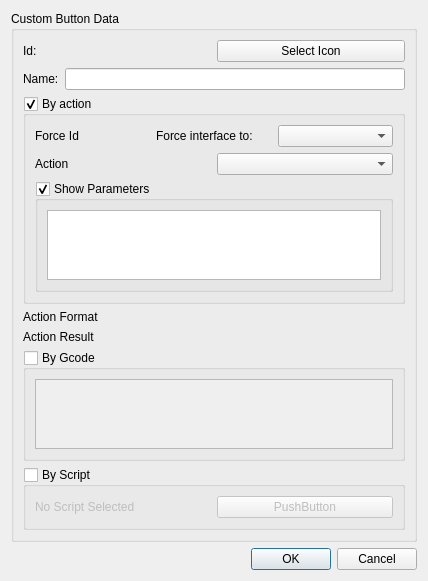
fedetony/GUI_XYZ_GImage, file GuiXYZ_VariableButtonDataDialog.ui: the form before one commit.
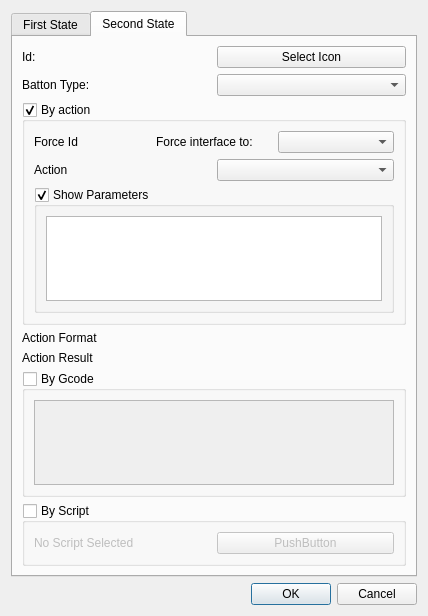
The form after the commit. The open tabs and pages were chosen to show the change. Icons and pictures are not drawn.

Commit message: Added line to line streaming. Added Highlighting and color changing of plaintextedit for selected to stream lines. Added exit state for no reads which was blocking the stream. Added type 2 streaming with no waits. (Still has a small wait delay if buffer is full and steps are extremely short) will continue after serial response or timeout, but looks like the Grbl holds the serial response after movements are processed. Corrected stream stoping after text buffer empty instead of file size achieved. tested 100000 lines 8:30h in a row. :D working fine!

Patch:
```diff
--- a/GuiXYZ_VariableButtonDataDialog.ui
+++ b/GuiXYZ_VariableButtonDataDialog.ui
@@ -7,7 +7,7 @@
     <x>0</x>
     <y>0</y>
     <width>428</width>
-    <height>471</height>
+    <height>586</height>
    </rect>
   </property>
   <property name="windowTitle">
@@ -15,12 +15,16 @@
   </property>
   <layout class="QVBoxLayout" name="verticalLayout">
    <item>
-    <widget class="QGroupBox" name="groupBox_VBDF">
-     <property name="title">
-      <string>Custom Button Data</string>
+    <widget class="QTabWidget" name="tabWidget_VBDF">
+     <property name="currentIndex">
+      <number>0</number>
      </property>
-     <layout class="QGridLayout" name="gridLayout">
-      <item row="0" column="0">
+     <widget class="QWidget" name="tabWidget_VBDFPage1" native="true">
+      <attribute name="title">
+       <string>First State</string>
+      </attribute>
+      <layout class="QVBoxLayout" name="verticalLayout_6">
+       <item>
        <layout class="QHBoxLayout" name="horizontalLayout_4">
         <item>
          <widget class="QLabel" name="label_VBDD_id">
@@ -42,7 +46,21 @@
         </item>
        </layout>
       </item>
-      <item row="1" column="0">
+       <item>
+        <layout class="QHBoxLayout" name="horizontalLayout_7">
+         <item>
+          <widget class="QLabel" name="label_VBDD_batton_type">
+           <property name="text">
+            <string>Batton Type:</string>
+           </property>
+          </widget>
+         </item>
+         <item>
+          <widget class="QComboBox" name="comboBox_VBDD_batton_type"/>
+         </item>
+        </layout>
+       </item>
+       <item>
        <layout class="QHBoxLayout" name="horizontalLayout">
         <item>
          <widget class="QLabel" name="label_VBDD_Name">
@@ -56,82 +74,7 @@
         </item>
        </layout>
       </item>
-      <item row="3" column="0">
-       <layout class="QVBoxLayout" name="verticalLayout_2">
         <item>
-         <widget class="QLabel" name="label_VBDD_Format">
-          <property name="text">
-           <string>Action Format</string>
-          </property>
-         </widget>
-        </item>
-        <item>
-         <widget class="QLabel" name="label_VBDD_Result">
-          <property name="text">
-           <string>Action Result</string>
-          </property>
-         </widget>
-        </item>
-       </layout>
-      </item>
-      <item row="5" column="0" rowspan="2">
-       <widget class="QGroupBox" name="groupBox_VBDD_byScript">
-        <property name="toolTip">
-         <string>To send script no action and no Gcode must be present.</string>
-        </property>
-        <property name="title">
-         <string>By Script</string>
-        </property>
-        <property name="checkable">
-         <bool>true</bool>
-        </property>
-        <property name="checked">
-         <bool>false</bool>
-        </property>
-        <layout class="QHBoxLayout" name="horizontalLayout_5">
-         <item>
-          <widget class="QLabel" name="label_VBDD_Script">
-           <property name="text">
-            <string>No Script Selected</string>
-           </property>
-          </widget>
-         </item>
-         <item>
-          <widget class="QPushButton" name="pushButton_VBDD_Script">
-           <property name="text">
-            <string>PushButton</string>
-           </property>
-           <property name="icon">
-            <iconset>
-             <normaloff>img/Document-icon.png</normaloff>img/Document-icon.png</iconset>
-           </property>
-          </widget>
-         </item>
-        </layout>
-       </widget>
-      </item>
-      <item row="4" column="0">
-       <widget class="QGroupBox" name="groupBox_VBDD_byGcode">
-        <property name="toolTip">
-         <string>To send Gcode no action has to be selected.</string>
-        </property>
-        <property name="title">
-         <string>By Gcode</string>
-        </property>
-        <property name="checkable">
-         <bool>true</bool>
-        </property>
-        <property name="checked">
-         <bool>false</bool>
-        </property>
-        <layout class="QVBoxLayout" name="verticalLayout_3">
-         <item>
-          <widget class="QPlainTextEdit" name="plainTextEdit_VBDD_Gcode"/>
-         </item>
-        </layout>
-       </widget>
-      </item>
-      <item row="2" column="0">
        <widget class="QGroupBox" name="groupBox_VBDD_byaction">
         <property name="title">
          <string>By action</string>
@@ -193,7 +136,263 @@
         </layout>
        </widget>
       </item>
-     </layout>
+       <item>
+        <layout class="QVBoxLayout" name="verticalLayout_2">
+         <item>
+          <widget class="QLabel" name="label_VBDD_Format">
+           <property name="text">
+            <string>Action Format</string>
+           </property>
+          </widget>
+         </item>
+         <item>
+          <widget class="QLabel" name="label_VBDD_Result">
+           <property name="text">
+            <string>Action Result</string>
+           </property>
+          </widget>
+         </item>
+        </layout>
+       </item>
+       <item>
+        <widget class="QGroupBox" name="groupBox_VBDD_byGcode">
+         <property name="toolTip">
+          <string>To send Gcode no action has to be selected.</string>
+         </property>
+         <property name="title">
+          <string>By Gcode</string>
+         </property>
+         <property name="checkable">
+          <bool>true</bool>
+         </property>
+         <property name="checked">
+          <bool>false</bool>
+         </property>
+         <layout class="QVBoxLayout" name="verticalLayout_3">
+          <item>
+           <widget class="QPlainTextEdit" name="plainTextEdit_VBDD_Gcode"/>
+          </item>
+         </layout>
+        </widget>
+       </item>
+       <item>
+        <widget class="QGroupBox" name="groupBox_VBDD_byScript">
+         <property name="toolTip">
+          <string>To send script no action and no Gcode must be present.</string>
+         </property>
+         <property name="title">
+          <string>By Script</string>
+         </property>
+         <property name="checkable">
+          <bool>true</bool>
+         </property>
+         <property name="checked">
+          <bool>false</bool>
+         </property>
+         <layout class="QHBoxLayout" name="horizontalLayout_5">
+          <item>
+           <widget class="QLabel" name="label_VBDD_Script">
+            <property name="text">
+             <string>No Script Selected</string>
+            </property>
+           </widget>
+          </item>
+          <item>
+           <widget class="QPushButton" name="pushButton_VBDD_Script">
+            <property name="text">
+             <string>PushButton</string>
+            </property>
+            <property name="icon">
+             <iconset>
+              <normaloff>img/Document-icon.png</normaloff>img/Document-icon.png</iconset>
+            </property>
+           </widget>
+          </item>
+         </layout>
+        </widget>
+       </item>
+      </layout>
+     </widget>
+     <widget class="QWidget" name="tab">
+      <attribute name="title">
+       <string>Second State</string>
+      </attribute>
+      <layout class="QVBoxLayout" name="verticalLayout_9">
+       <item>
+        <layout class="QHBoxLayout" name="horizontalLayout_8">
+         <item>
+          <widget class="QLabel" name="label_VBDD_id_2">
+           <property name="text">
+            <string>Id:</string>
+           </property>
+          </widget>
+         </item>
+         <item>
+          <widget class="QPushButton" name="pushButton_VBDD_Icon_2">
+           <property name="text">
+            <string>Select Icon</string>
+           </property>
+           <property name="icon">
+            <iconset>
+             <normaloff>img/Actions-arrow-up-icon.png</normaloff>img/Actions-arrow-up-icon.png</iconset>
+           </property>
+          </widget>
+         </item>
+        </layout>
+       </item>
+       <item>
+        <layout class="QHBoxLayout" name="horizontalLayout_11">
+         <item>
+          <widget class="QLabel" name="label_VBDD_batton_type_2">
+           <property name="text">
+            <string>Batton Type:</string>
+           </property>
+          </widget>
+         </item>
+         <item>
+          <widget class="QComboBox" name="comboBox_VBDD_batton_type_2"/>
+         </item>
+        </layout>
+       </item>
+       <item>
+        <widget class="QGroupBox" name="groupBox_VBDD_byaction_2">
+         <property name="title">
+          <string>By action</string>
+         </property>
+         <property name="checkable">
+          <bool>true</bool>
+         </property>
+         <layout class="QGridLayout" name="gridLayout_3">
+          <item row="0" column="0">
+           <layout class="QHBoxLayout" name="horizontalLayout_9">
+            <item>
+             <widget class="QLabel" name="label_VBDD_CHid_2">
+              <property name="text">
+               <string>Force Id</string>
+              </property>
+             </widget>
+            </item>
+            <item>
+             <widget class="QLabel" name="label_VBDD_Force_id_2">
+              <property name="text">
+               <string>Force interface to:</string>
+              </property>
+             </widget>
+            </item>
+            <item>
+             <widget class="QComboBox" name="comboBox_VBDD_CHid_2"/>
+            </item>
+           </layout>
+          </item>
+          <item row="3" column="0">
+           <layout class="QHBoxLayout" name="horizontalLayout_10">
+            <item>
+             <widget class="QLabel" name="label_VBDD_action_2">
+              <property name="text">
+               <string>Action</string>
+              </property>
+             </widget>
+            </item>
+            <item>
+             <widget class="QComboBox" name="comboBox_VBDD_action_2"/>
+            </item>
+           </layout>
+          </item>
+          <item row="4" column="0" rowspan="2">
+           <widget class="QGroupBox" name="groupBox_VBDD_Parameters_2">
+            <property name="title">
+             <string>Show Parameters</string>
+            </property>
+            <property name="checkable">
+             <bool>true</bool>
+            </property>
+            <layout class="QVBoxLayout" name="verticalLayout_5">
+             <item>
+              <widget class="QTableWidget" name="tableWidget_VBDD_parameters_2"/>
+             </item>
+            </layout>
+           </widget>
+          </item>
+         </layout>
+        </widget>
+       </item>
+       <item>
+        <layout class="QVBoxLayout" name="verticalLayout_7">
+         <item>
+          <widget class="QLabel" name="label_VBDD_Format_2">
+           <property name="text">
+            <string>Action Format</string>
+           </property>
+          </widget>
+         </item>
+         <item>
+          <widget class="QLabel" name="label_VBDD_Result_2">
+           <property name="text">
+            <string>Action Result</string>
+           </property>
+          </widget>
+         </item>
+        </layout>
+       </item>
+       <item>
+        <widget class="QGroupBox" name="groupBox_VBDD_byGcode_2">
+         <property name="toolTip">
+          <string>To send Gcode no action has to be selected.</string>
+         </property>
+         <property name="title">
+          <string>By Gcode</string>
+         </property>
+         <property name="checkable">
+          <bool>true</bool>
+         </property>
+         <property name="checked">
+          <bool>false</bool>
+         </property>
+         <layout class="QVBoxLayout" name="verticalLayout_8">
+          <item>
+           <widget class="QPlainTextEdit" name="plainTextEdit_VBDD_Gcode_2"/>
+          </item>
+         </layout>
+        </widget>
+       </item>
+       <item>
+        <widget class="QGroupBox" name="groupBox_VBDD_byScript_2">
+         <property name="toolTip">
+          <string>To send script no action and no Gcode must be present.</string>
+         </property>
+         <property name="title">
+          <string>By Script</string>
+         </property>
+         <property name="checkable">
+          <bool>true</bool>
+         </property>
+         <property name="checked">
+          <bool>false</bool>
+         </property>
+         <layout class="QHBoxLayout" name="horizontalLayout_6">
+          <item>
+           <widget class="QLabel" name="label_VBDD_Script_2">
+            <property name="text">
+             <string>No Script Selected</string>
+            </property>
+           </widget>
+          </item>
+          <item>
+           <widget class="QPushButton" name="pushButton_VBDD_Script_2">
+            <property name="text">
+             <string>PushButton</string>
+            </property>
+            <property name="icon">
+             <iconset>
+              <normaloff>img/Document-icon.png</normaloff>img/Document-icon.png</iconset>
+            </property>
+           </widget>
+          </item>
+         </layout>
+        </widget>
+       </item>
+      </layout>
+     </widget>
     </widget>
    </item>
    <item>
```
Lines whose indentation alone changed are shown as unchanged. The commit also changes 12 other files.
